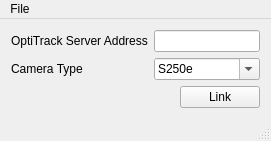
First picture: the form in Apps/OptiTrack/OptiTrack-v2.2/mainwindow.ui, repository sccn/lsl_archived, before the edit.
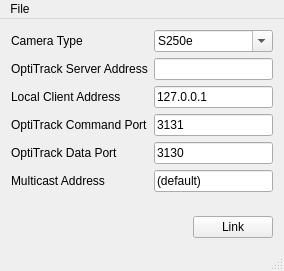
Second picture: the form after the edit.

Commit message: * Working on a Java wrapper; preliminary files added. * Updated OptiTrack 2.2 to expose more features (hopefully making it compatible with a wider range of versions such as 1.8).

Patch:
```diff
--- a/Apps/OptiTrack/OptiTrack-v2.2/mainwindow.ui
+++ b/Apps/OptiTrack/OptiTrack-v2.2/mainwindow.ui
@@ -6,8 +6,8 @@
    <rect>
     <x>0</x>
     <y>0</y>
-    <width>254</width>
-    <height>133</height>
+    <width>284</width>
+    <height>271</height>
    </rect>
   </property>
   <property name="windowTitle">
@@ -17,14 +17,17 @@
    <layout class="QVBoxLayout" name="verticalLayout">
     <item>
      <layout class="QFormLayout" name="formLayout">
-      <item row="0" column="0">
+      <property name="fieldGrowthPolicy">
+       <enum>QFormLayout::AllNonFixedFieldsGrow</enum>
+      </property>
+      <item row="1" column="0">
        <widget class="QLabel" name="label">
         <property name="text">
          <string>OptiTrack Server Address</string>
         </property>
        </widget>
       </item>
-      <item row="0" column="1">
+      <item row="1" column="1">
        <widget class="QLineEdit" name="serverAddress">
         <property name="minimumSize">
          <size>
@@ -37,14 +40,59 @@
         </property>
        </widget>
       </item>
-      <item row="1" column="0">
+      <item row="3" column="0">
+       <widget class="QLabel" name="label_2">
+        <property name="text">
+         <string>Local Client Address</string>
+        </property>
+       </widget>
+      </item>
+      <item row="3" column="1">
+       <widget class="QLineEdit" name="clientAddress">
+        <property name="text">
+         <string>127.0.0.1</string>
+        </property>
+       </widget>
+      </item>
+      <item row="4" column="0">
+       <widget class="QLabel" name="label_4">
+        <property name="text">
+         <string>OptiTrack Command Port</string>
+        </property>
+       </widget>
+      </item>
+      <item row="4" column="1">
+       <widget class="QLineEdit" name="commandPort">
+        <property name="text">
+         <string>3131</string>
+        </property>
+       </widget>
+      </item>
+      <item row="5" column="0">
+       <widget class="QLabel" name="label_5">
+        <property name="text">
+         <string>OptiTrack Data Port</string>
+        </property>
+       </widget>
+      </item>
+      <item row="5" column="1">
+       <widget class="QLineEdit" name="dataPort">
+        <property name="layoutDirection">
+         <enum>Qt::LeftToRight</enum>
+        </property>
+        <property name="text">
+         <string>3130</string>
+        </property>
+       </widget>
+      </item>
+      <item row="0" column="0">
        <widget class="QLabel" name="label_3">
         <property name="text">
          <string>Camera Type</string>
         </property>
        </widget>
       </item>
-      <item row="1" column="1">
+      <item row="0" column="1">
        <widget class="QComboBox" name="cameraType">
         <property name="editable">
          <bool>true</bool>
@@ -81,6 +129,20 @@
         </item>
        </widget>
       </item>
+      <item row="6" column="0">
+       <widget class="QLabel" name="label_6">
+        <property name="text">
+         <string>Multicast Address</string>
+        </property>
+       </widget>
+      </item>
+      <item row="6" column="1">
+       <widget class="QLineEdit" name="multicastAddress">
+        <property name="text">
+         <string>(default)</string>
+        </property>
+       </widget>
+      </item>
      </layout>
     </item>
     <item>
@@ -114,7 +176,7 @@
     <rect>
      <x>0</x>
      <y>0</y>
-     <width>254</width>
+     <width>284</width>
      <height>18</height>
     </rect>
    </property>
```
The commit also changes 51 other files.
